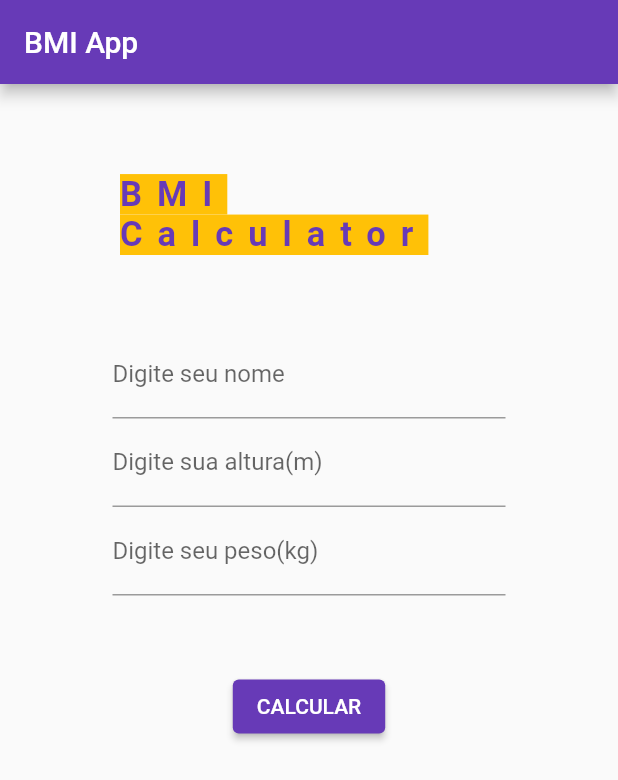
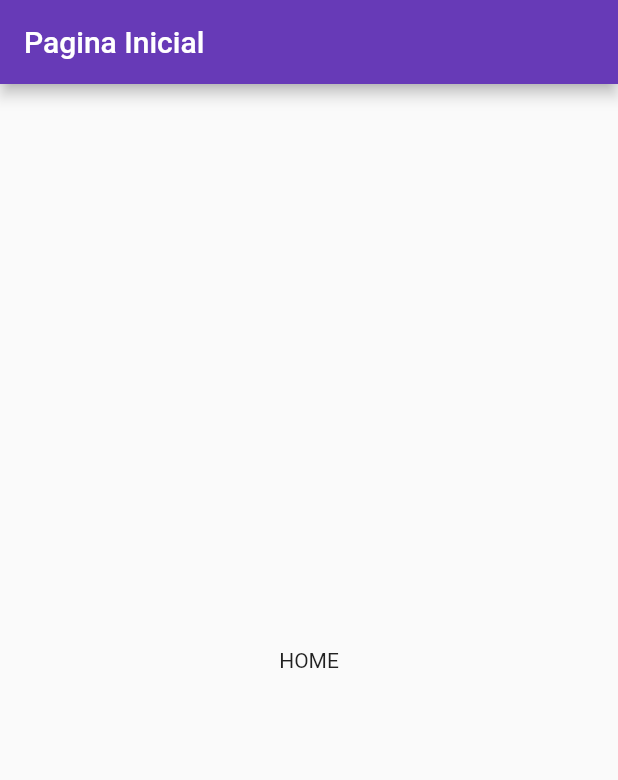
Before and after one commit to rogeriosilva-ifpi/ifpi-tds-2022_2-mobile, a Flutter app: the screen it shows after launch, on a phone screen of 412 x 824 dp. Shown: the top 780 px of the screen. Run offline on Flutter 3.47's test engine with Material 2 defaults, Android fonts, the light colour scheme and no system bars.

Commit message:
Validations, Routes, TextController

```diff
--- a/aplicativos/bmiapp/lib/main.dart
+++ b/aplicativos/bmiapp/lib/main.dart
@@ -1,3 +1,5 @@
+import 'package:bmiapp/pages/bmi_page.dart';
+import 'package:bmiapp/pages/home_page.dart';
 import 'package:flutter/material.dart';
 
 void main() {
@@ -15,76 +17,12 @@ class MyApp extends StatelessWidget {
       theme: ThemeData(
         primarySwatch: Colors.deepPurple,
       ),
-      home: const MyHomePage(title: 'BMI App'),
+      // home: const BMIPage(title: 'BMI App'),
+      initialRoute: '/home',
+      routes: {
+        '/bmi': (context) => const BMIPage(title: 'BMI App'),
+        '/home': (context) => const HomePage(),
+      },
     );
   }
 }
-
-class MyHomePage extends StatefulWidget {
-  const MyHomePage({Key? key, required this.title}) : super(key: key);
-
-  final String title;
-
-  @override
-  State<MyHomePage> createState() => _MyHomePageState();
-}
-
-class _MyHomePageState extends State<MyHomePage> {
-  @override
-  Widget build(BuildContext context) {
-    return Scaffold(
-      appBar: AppBar(
-        title: Text(widget.title),
-      ),
-      body: Center(
-        child: Padding(
-          padding: const EdgeInsets.symmetric(horizontal: 75, vertical: 60),
-          child: Column(
-            mainAxisAlignment: MainAxisAlignment.start,
-            children: [
-              // const SizedBox(
-              //   height: 50,
-              // ),
-              const Text(
-                'BMI Calculator',
-                style: TextStyle(
-                  fontSize: 23,
-                  fontWeight: FontWeight.bold,
-                  color: Colors.deepPurple,
-                  // fontStyle: FontStyle.italic,
-                  letterSpacing: 10,
-                  backgroundColor: Colors.amber,
-                ),
-              ),
-              const SizedBox(
-                height: 50,
-              ),
-              TextFormField(
-                decoration: const InputDecoration(
-                  labelText: 'Digite seu nome',
-                ),
-              ),
-              TextFormField(
-                decoration: const InputDecoration(
-                  labelText: 'Digite sua altura(m)',
-                ),
-              ),
-              TextFormField(
-                decoration: const InputDecoration(
-                  labelText: 'Digite seu peso(kg)',
-                ),
-              ),
-              const SizedBox(
-                height: 50,
-              ),
-              ElevatedButton(
-                onPressed: () {},
-                child: const Text('CALCULAR'),
-              ),
-            ],
-          ),
-        ),
-      ),
-    );
-  }
-}
--- /dev/null
+++ b/aplicativos/bmiapp/lib/pages/home_page.dart
@@ -0,0 +1,17 @@
+import 'package:flutter/material.dart';
+
+class HomePage extends StatelessWidget {
+  const HomePage({super.key});
+
+  @override
+  Widget build(BuildContext context) {
+    return Scaffold(
+      appBar: AppBar(
+        title: const Text('Pagina Inicial'),
+      ),
+      body: const Center(
+        child: Text('HOME'),
+      ),
+    );
+  }
+}
```
Also changed, not shown: aplicativos/bmiapp/lib/pages/bmi_page.dart (added, +142 -0 lines).
